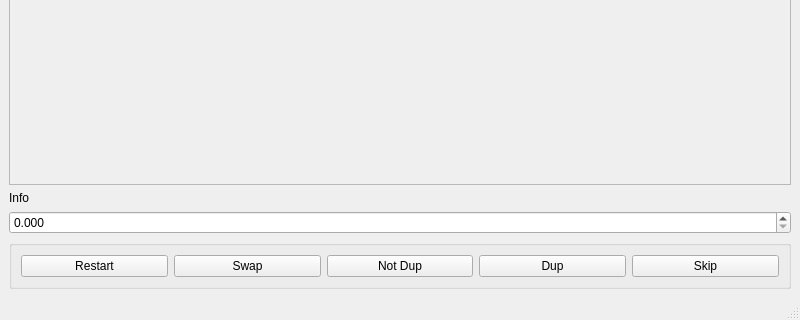
This is ui/ProcessDups.ui in warwickh/scan8mmfilm-app as Qt 5 draws it before an edit; both pictures show x 0 to 800 and y 280 to 600 of the 800 by 600 pixel window. The edited form follows.
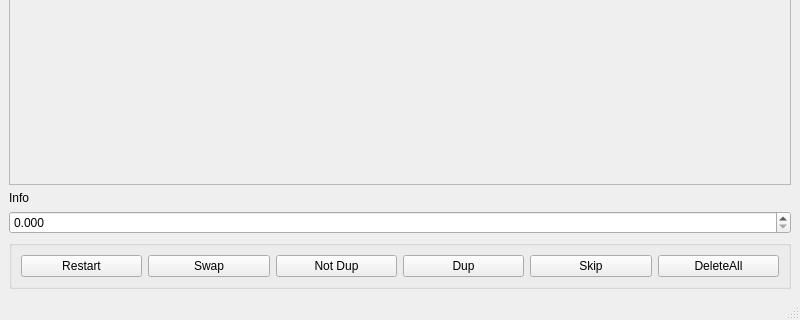
This is the edited form.

Diff of the .ui file:
```diff
--- a/ui/ProcessDups.ui
+++ b/ui/ProcessDups.ui
@@ -144,6 +144,13 @@
            </property>
           </widget>
          </item>
+         <item>
+          <widget class="QPushButton" name="pbtnDelete">
+           <property name="text">
+            <string>DeleteAll</string>
+           </property>
+          </widget>
+         </item>
         </layout>
        </widget>
       </item>
```
